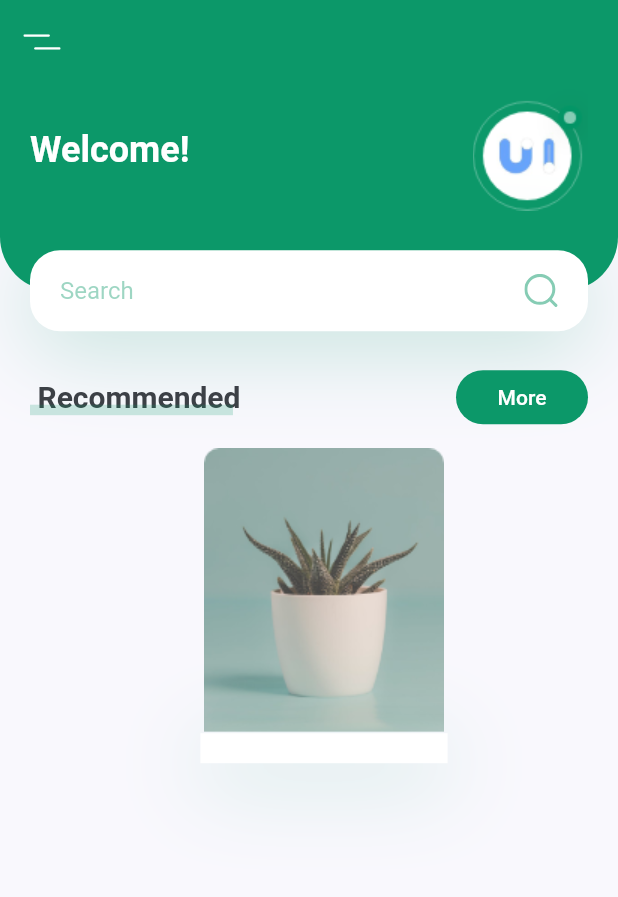
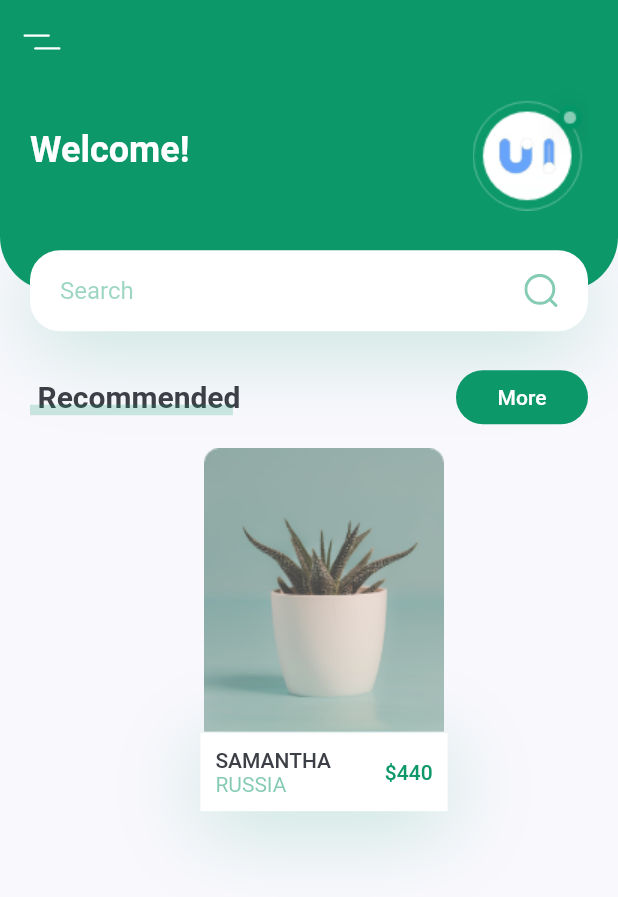
Before and after one commit to Azzamubaidillah/Plant-App, a Flutter app: the screen it shows after launch, on a phone screen of 412 x 824 dp. Shown: the top 897 px of the screen. Run offline on Flutter 3.47's test engine with Material 2 defaults, Android fonts, the phone set to English and light mode, and no system bars; our stand-ins replace flutter_svg.

Commit message:
plant box text

```diff
--- a/lib/screens/home/components/body.dart
+++ b/lib/screens/home/components/body.dart
@@ -43,6 +43,34 @@ class Body extends StatelessWidget {
                       ),
                     ],
                   ),
+                  child: Row(
+                    children: [
+                      RichText(
+                        text: TextSpan(
+                          children: [
+                            TextSpan(
+                              text: "Samantha\n".toUpperCase(),
+                              style: Theme.of(context).textTheme.button,
+                            ),
+                            TextSpan(
+                              text: "Russia".toUpperCase(),
+                              style: TextStyle(
+                                color: kPrimaryColor.withOpacity(0.5),
+                              ),
+                            )
+                          ],
+                        ),
+                      ),
+                      Spacer(),
+                      Text(
+                        '\$440',
+                        style: Theme.of(context)
+                            .textTheme
+                            .button!
+                            .copyWith(color: kPrimaryColor),
+                      )
+                    ],
+                  ),
                 ),
               ],
             ),
```
